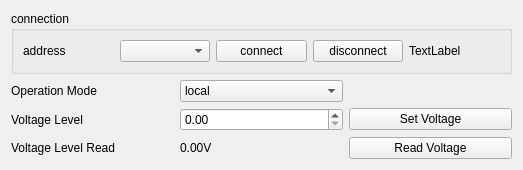
The window that synthHD/synthHD.ui (lictailer/zmeter) describes before a commit, drawn with Qt 5.
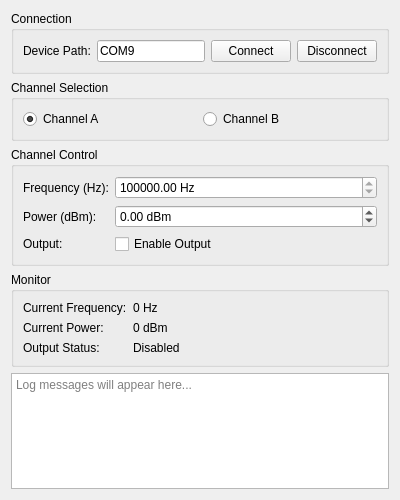
The same window after the commit.

Commit message:
Adds synthd control on Zmeter. current version relies on external library, needs to be cleaned up.
 Changes to be committed:
	modified:   start_zmeter.py
	modified:   synthHD/synthHD.ui
	modified:   synthHD/synthHD_hardware.py
	modified:   synthHD/synthHD_logic.py
	modified:   synthHD/synthHD_main.py
	deleted:    synthHD/synthHD_visa.py
 Untracked files:
	data/
	synthHD/README.md
	test_synthhd_v2.py

What changed in the file:
```diff
--- a/synthHD/synthHD.ui
+++ b/synthHD/synthHD.ui
@@ -6,8 +6,8 @@
    <rect>
     <x>0</x>
     <y>0</y>
-    <width>523</width>
-    <height>133</height>
+    <width>400</width>
+    <height>500</height>
    </rect>
   </property>
   <property name="windowTitle">
@@ -17,37 +17,180 @@
    <item>
     <widget class="QGroupBox" name="groupBox">
      <property name="title">
-      <string>connection</string>
+      <string>Connection</string>
      </property>
      <layout class="QHBoxLayout" name="horizontalLayout">
       <item>
+       <widget class="QLabel" name="label">
+        <property name="text">
+         <string>Device Path:</string>
+        </property>
+       </widget>
+      </item>
+      <item>
+       <widget class="QLineEdit" name="devicePathEdit">
+        <property name="text">
+         <string>COM9</string>
+        </property>
+       </widget>
+      </item>
+      <item>
+       <widget class="QPushButton" name="connectButton">
+        <property name="text">
+         <string>Connect</string>
+        </property>
+       </widget>
+      </item>
+      <item>
+       <widget class="QPushButton" name="disconnectButton">
+        <property name="text">
+         <string>Disconnect</string>
+        </property>
+       </widget>
+      </item>
+     </layout>
+    </widget>
+   </item>
+   <item>
+    <widget class="QGroupBox" name="channelGroup">
+     <property name="title">
+      <string>Channel Selection</string>
+     </property>
+     <layout class="QHBoxLayout" name="horizontalLayout_2">
+      <item>
+       <widget class="QRadioButton" name="channelARadio">
+        <property name="text">
+         <string>Channel A</string>
+        </property>
+        <property name="checked">
+         <bool>true</bool>
+        </property>
+       </widget>
+      </item>
+      <item>
+       <widget class="QRadioButton" name="channelBRadio">
+        <property name="text">
+         <string>Channel B</string>
+        </property>
+       </widget>
+      </item>
+     </layout>
+    </widget>
+   </item>
+   <item>
+    <widget class="QGroupBox" name="controlGroup">
+     <property name="title">
+      <string>Channel Control</string>
+     </property>
+     <layout class="QFormLayout" name="formLayout">
+      <item row="0" column="0">
+       <widget class="QLabel" name="label_2">
+        <property name="text">
+         <string>Frequency (Hz):</string>
+        </property>
+       </widget>
+      </item>
+      <item row="0" column="1">
+       <widget class="QDoubleSpinBox" name="frequencySpinBox">
+        <property name="suffix">
+         <string> Hz</string>
+        </property>
+        <property name="minimum">
+         <double>1000000.000000000000000</double>
+        </property>
+        <property name="maximum">
+         <double>20000000000.000000000000000</double>
+        </property>
+        <property name="value">
+         <double>1000000.000000000000000</double>
+        </property>
+       </widget>
+      </item>
+      <item row="1" column="0">
+       <widget class="QLabel" name="label_3">
+        <property name="text">
+         <string>Power (dBm):</string>
+        </property>
+       </widget>
+      </item>
+      <item row="1" column="1">
+       <widget class="QDoubleSpinBox" name="powerSpinBox">
+        <property name="suffix">
+         <string> dBm</string>
+        </property>
+        <property name="minimum">
+         <double>-60.000000000000000</double>
+        </property>
+        <property name="maximum">
+         <double>20.000000000000000</double>
+        </property>
+        <property name="value">
+         <double>0.000000000000000</double>
+        </property>
+       </widget>
+      </item>
+      <item row="2" column="0">
        <widget class="QLabel" name="label_4">
         <property name="text">
-         <string>address</string>
+         <string>Output:</string>
         </property>
        </widget>
       </item>
-      <item>
-       <widget class="QComboBox" name="address_cb"/>
+      <item row="2" column="1">
+       <widget class="QCheckBox" name="outputCheckBox">
+        <property name="text">
+         <string>Enable Output</string>
+        </property>
+       </widget>
       </item>
-      <item>
-       <widget class="QPushButton" name="connect_pushButton">
+     </layout>
+    </widget>
+   </item>
+   <item>
+    <widget class="QGroupBox" name="monitorGroup">
+     <property name="title">
+      <string>Monitor</string>
+     </property>
+     <layout class="QFormLayout" name="formLayout_2">
+      <item row="0" column="0">
+       <widget class="QLabel" name="label_5">
         <property name="text">
-         <string>connect</string>
+         <string>Current Frequency:</string>
         </property>
        </widget>
       </item>
-      <item>
-       <widget class="QPushButton" name="disconnect_pushButton">
+      <item row="0" column="1">
+       <widget class="QLabel" name="currentFreqLabel">
         <property name="text">
-         <string>disconnect</string>
+         <string>0 Hz</string>
         </property>
        </widget>
       </item>
-      <item>
+      <item row="1" column="0">
        <widget class="QLabel" name="label_6">
         <property name="text">
-         <string>TextLabel</string>
+         <string>Current Power:</string>
+        </property>
+       </widget>
+      </item>
+      <item row="1" column="1">
+       <widget class="QLabel" name="currentPowerLabel">
+        <property name="text">
+         <string>0 dBm</string>
+        </property>
+       </widget>
+      </item>
+      <item row="2" column="0">
+       <widget class="QLabel" name="label_7">
+        <property name="text">
+         <string>Output Status:</string>
+        </property>
+       </widget>
+      </item>
+      <item row="2" column="1">
+       <widget class="QLabel" name="outputStatusLabel">
+        <property name="text">
+         <string>Disabled</string>
         </property>
        </widget>
       </item>
@@ -55,72 +198,14 @@
     </widget>
    </item>
    <item>
-    <layout class="QGridLayout" name="gridLayout">
-     <item row="0" column="1">
-      <widget class="QComboBox" name="operationMode_comboBox">
-       <item>
-        <property name="text">
-         <string>local</string>
-        </property>
-       </item>
-       <item>
-        <property name="text">
-         <string>remote</string>
-        </property>
-       </item>
-       <item>
-        <property name="text">
-         <string>lockout</string>
-        </property>
-       </item>
-      </widget>
-     </item>
-     <item row="0" column="0">
-      <widget class="QLabel" name="label">
-       <property name="text">
-        <string>Operation Mode</string>
-       </property>
-      </widget>
-     </item>
-     <item row="1" column="0">
-      <widget class="QLabel" name="label_2">
-       <property name="text">
-        <string>Voltage Level</string>
-       </property>
-      </widget>
-     </item>
-     <item row="1" column="1">
-      <widget class="QDoubleSpinBox" name="voltageLevel_doubleSpinBox"/>
-     </item>
-     <item row="1" column="2">
-      <widget class="QPushButton" name="setVoltage_pushButton">
-       <property name="text">
-        <string>Set Voltage</string>
-       </property>
-      </widget>
-     </item>
-     <item row="2" column="0">
-      <widget class="QLabel" name="label_3">
-       <property name="text">
-        <string>Voltage Level Read</string>
-       </property>
-      </widget>
-     </item>
-     <item row="2" column="1">
-      <widget class="QLabel" name="voltageLevel_label">
-       <property name="text">
-        <string>0.00V</string>
-       </property>
-      </widget>
-     </item>
-     <item row="2" column="2">
-      <widget class="QPushButton" name="readVoltage_pushButton">
-       <property name="text">
-        <string>Read Voltage</string>
-       </property>
-      </widget>
-     </item>
-    </layout>
+    <widget class="QTextEdit" name="logTextEdit">
+     <property name="maximumHeight">
+      <number>100</number>
+     </property>
+     <property name="placeholderText">
+      <string>Log messages will appear here...</string>
+     </property>
+    </widget>
    </item>
   </layout>
  </widget>
```
Left out of the diff: 10 changed lines with no effect on the pictures. The commit also changes 5 other files.
